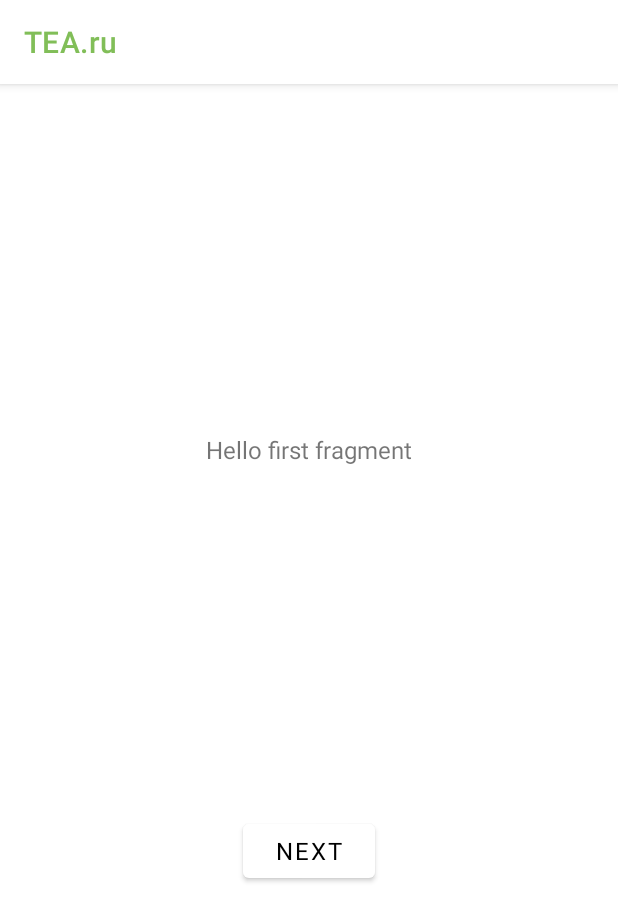
After one commit to Borwoll/PMD_LW_1, an Android app: the fragment FirstFragment shown on its own in the app's theme, on a phone screen of 412 x 824 dp. The commit adds this screen. Shown: the top 921 px of the screen. Run offline under Robolectric (Android 15) with nearby library versions, the phone set to English and light mode, and no system bars.

```diff
--- a/app/build.gradle
+++ b/app/build.gradle
@@ -30,6 +30,9 @@ android {
     kotlinOptions {
         jvmTarget = '1.8'
     }
+    buildFeatures {
+        viewBinding true
+    }
 }
 
 dependencies {
@@ -37,6 +40,8 @@ dependencies {
     implementation 'androidx.appcompat:appcompat:1.6.1'
     implementation 'com.google.android.material:material:1.8.0'
     implementation 'androidx.constraintlayout:constraintlayout:2.1.3'
+    implementation 'androidx.navigation:navigation-fragment-ktx:2.4.1'
+    implementation 'androidx.navigation:navigation-ui-ktx:2.4.1'
     testImplementation 'junit:junit:4.13.2'
     androidTestImplementation 'androidx.test.ext:junit:1.1.5'
     androidTestImplementation 'androidx.test.espresso:espresso-core:3.5.1'
--- /dev/null
+++ b/app/src/main/java/com/example/myapp/FirstFragment.kt
@@ -0,0 +1,44 @@
+package com.example.myapp
+
+import android.os.Bundle
+import androidx.fragment.app.Fragment
+import android.view.LayoutInflater
+import android.view.View
+import android.view.ViewGroup
+import androidx.navigation.fragment.findNavController
+import com.example.myapp.databinding.FragmentFirstBinding
+
+/**
+ * A simple [Fragment] subclass as the default destination in the navigation.
+ */
+class FirstFragment : Fragment() {
+
+    private var _binding: FragmentFirstBinding? = null
+
+    // This property is only valid between onCreateView and
+    // onDestroyView.
+    private val binding get() = _binding!!
+
+    override fun onCreateView(
+        inflater: LayoutInflater, container: ViewGroup?,
+        savedInstanceState: Bundle?
+    ): View? {
+
+        _binding = FragmentFirstBinding.inflate(inflater, container, false)
+        return binding.root
+
+    }
+
+    override fun onViewCreated(view: View, savedInstanceState: Bundle?) {
+        super.onViewCreated(view, savedInstanceState)
+
+        binding.buttonFirst.setOnClickListener {
+            findNavController().navigate(R.id.action_FirstFragment_to_SecondFragment)
+        }
+    }
+
+    override fun onDestroyView() {
+        super.onDestroyView()
+        _binding = null
+    }
+}
--- /dev/null
+++ b/app/src/main/res/layout/fragment_first.xml
@@ -0,0 +1,28 @@
+<?xml version="1.0" encoding="utf-8"?>
+<androidx.constraintlayout.widget.ConstraintLayout xmlns:android="http://schemas.android.com/apk/res/android"
+    xmlns:app="http://schemas.android.com/apk/res-auto"
+    xmlns:tools="http://schemas.android.com/tools"
+    android:layout_width="match_parent"
+    android:layout_height="match_parent"
+    tools:context=".FirstFragment">
+
+    <TextView
+        android:id="@+id/textview_first"
+        android:layout_width="wrap_content"
+        android:layout_height="wrap_content"
+        android:text="@string/hello_first_fragment"
+        app:layout_constraintBottom_toTopOf="@id/button_first"
+        app:layout_constraintEnd_toEndOf="parent"
+        app:layout_constraintStart_toStartOf="parent"
+        app:layout_constraintTop_toTopOf="parent" />
+
+    <Button
+        android:id="@+id/button_first"
+        android:layout_width="wrap_content"
+        android:layout_height="wrap_content"
+        android:text="@string/next"
+        app:layout_constraintBottom_toBottomOf="parent"
+        app:layout_constraintEnd_toEndOf="parent"
+        app:layout_constraintStart_toStartOf="parent"
+        app:layout_constraintTop_toBottomOf="@id/textview_first" />
+</androidx.constraintlayout.widget.ConstraintLayout>
--- /dev/null
+++ b/app/src/main/res/values-land/dimens.xml
@@ -0,0 +1 @@
+<resources></resources>
--- /dev/null
+++ b/app/src/main/res/values-w1240dp/dimens.xml
@@ -0,0 +1 @@
+<resources></resources>
--- /dev/null
+++ b/app/src/main/res/values-w600dp/dimens.xml
@@ -0,0 +1 @@
+<resources></resources>
--- a/app/src/main/res/values/colors.xml
+++ b/app/src/main/res/values/colors.xml
@@ -3,7 +3,6 @@
     <color name="purple_200">#FFBB86FC</color>
     <color name="purple_700">#FF3700B3</color>
     <color name="teal_200">#FF03DAC5</color>
-    <color name="teal_700">#FF018786</color>
     <color name="black">#FF000000</color>
     <color name="white">#FFFFFFFF</color>
     <color name="green">#81BE58</color>
--- /dev/null
+++ b/app/src/main/res/values/dimens.xml
@@ -0,0 +1 @@
+<resources></resources>
--- /dev/null
+++ b/app/src/main/res/values/firstCard_background.xml
@@ -0,0 +1,2 @@
+<?xml version="1.0" encoding="utf-8"?>
+<resources></resources>
--- a/app/src/main/res/values/strings.xml
+++ b/app/src/main/res/values/strings.xml
@@ -7,4 +7,11 @@
     <string name="profile">Профиль</string>
     <string name="catalog">Каталог</string>
     <string name="home">Главная</string>
+    <string name="for_you">Подобрано для вас</string>
+    <string name="title_activity_main2">MainActivity2</string>
+    <!-- Strings used for fragments for navigation -->
+    <string name="next">Next</string>
+    <string name="previous">Previous</string>
+
+    <string name="hello_first_fragment">Hello first fragment</string>
 </resources>
--- a/app/src/main/res/values/styles.xml
+++ b/app/src/main/res/values/styles.xml
@@ -2,5 +2,6 @@
 <resources>
     <style name="CustomToolBarStyle" parent="@style/Widget.AppCompat.Toolbar">
         <item name="titleTextColor">@color/green</item>
+        <item name="android:textSize">18sp</item>
     </style>
 </resources>
--- a/app/src/main/res/values/themes.xml
+++ b/app/src/main/res/values/themes.xml
@@ -6,8 +6,8 @@
         <item name="colorPrimaryVariant">@color/white</item>
         <item name="colorOnPrimary">@color/black</item>
         <!-- Secondary brand color. -->
-        <item name="colorSecondary">@color/teal_200</item>
-        <item name="colorSecondaryVariant">@color/teal_700</item>
+        <item name="colorSecondary">@color/black</item>
+        <item name="colorSecondaryVariant">@color/black</item>
         <item name="colorOnSecondary">@color/black</item>
         <!-- Status bar color. -->
         <item name="android:statusBarColor">@color/white</item>
@@ -20,4 +20,10 @@
 
         <item name="toolbarStyle">@style/CustomToolBarStyle</item>
     </style>
+
+    <style name="Theme.MyApp.NoActionBar">
+        <item name="windowActionBar">false</item>
+        <item name="windowNoTitle">true</item>
+    </style>
+
 </resources>
```
Also changed, not shown: app/src/main/AndroidManifest.xml (+10 -5 lines), app/src/main/java/com/example/myapp/SecondFragment.kt (added, +44 -0 lines), app/src/main/res/layout/activity_detail.xml (+51 -0 lines), app/src/main/res/layout/fragment_second.xml (added, +27 -0 lines), app/src/main/res/drawable/first_card.png (added).
